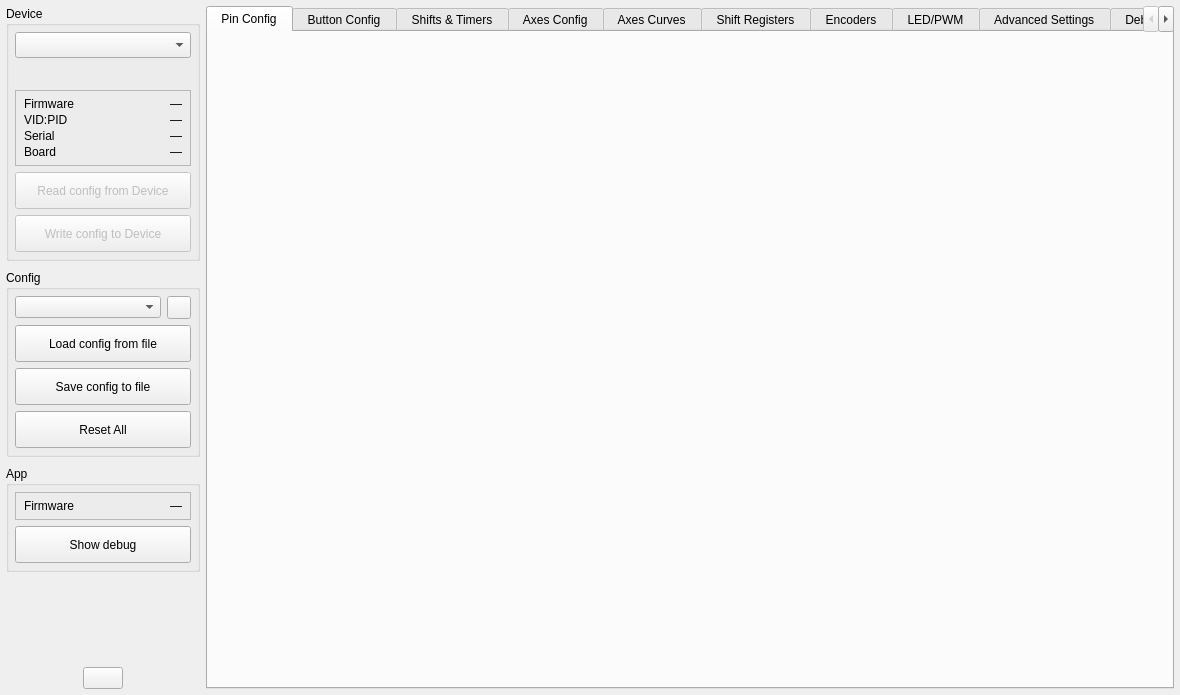
anpeaco/FreeJoyXConfiguratorQt, file src/mainwindow.ui: the form before one commit.
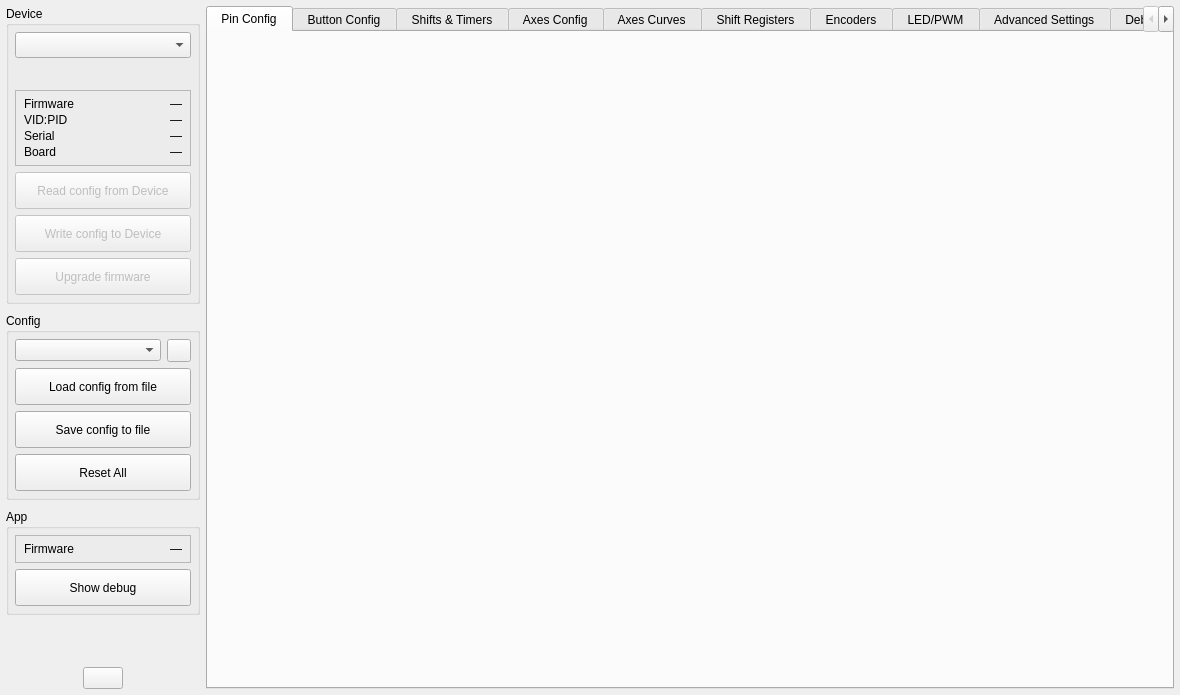
The form after the commit. Icons and pictures are not drawn. Custom widgets are drawn as their Qt base class.

Commit message: One-click firmware upgrade (#9 Phase B, happy path)

Diff of the .ui file:
```diff
--- a/src/mainwindow.ui
+++ b/src/mainwindow.ui
@@ -339,6 +339,14 @@
             <property name="text"><string>Write config to Device</string></property>
            </widget>
           </item>
+          <item>
+           <widget class="QPushButton" name="pushButton_UpgradeFirmware">
+            <property name="enabled"><bool>false</bool></property>
+            <property name="minimumSize"><size><width>165</width><height>37</height></size></property>
+            <property name="text"><string>Upgrade firmware</string></property>
+            <property name="toolTip"><string>Read your current config, flash the latest matching firmware, then write the config back. One click.</string></property>
+           </widget>
+          </item>
          </layout>
         </widget>
        </item>
```
The commit also changes 3 other files.
